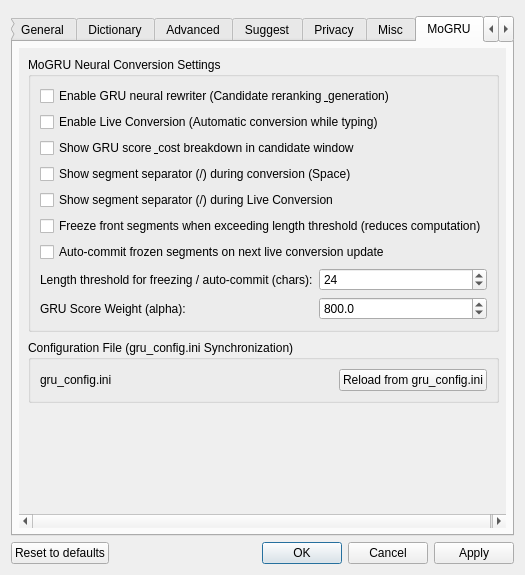
Before: the Qt Designer form src/gui/config_dialog/config_dialog.ui in lambda-haru/MoGRU, drawn with Qt 5.
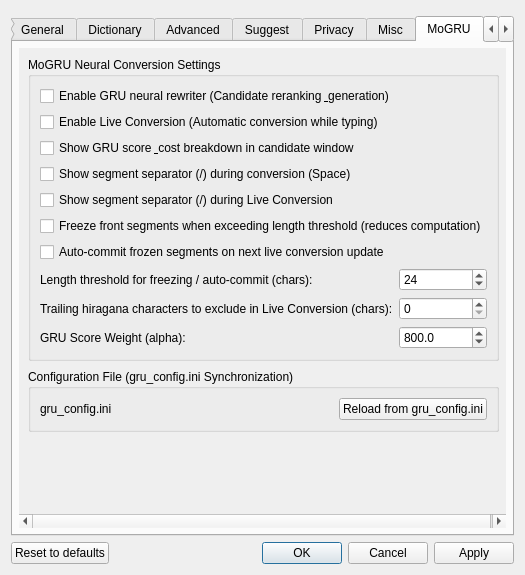
After: the same form once the commit is applied. The open tabs and pages were chosen to show the change. Custom widgets are drawn as their Qt base class.

Commit message: fix: add live conversion excluded hiragana characters setting and update UI components

What changed in the file:
```diff
--- a/src/gui/config_dialog/config_dialog.ui
+++ b/src/gui/config_dialog/config_dialog.ui
@@ -1829,13 +1829,33 @@
                  </widget>
                 </item>
                 <item row="8" column="0">
+                 <widget class="QLabel" name="liveConversionExcludedHiraganaCharactersLabel">
+                  <property name="text">
+                   <string>Trailing hiragana characters to exclude in Live Conversion (chars):</string>
+                  </property>
+                 </widget>
+                </item>
+                <item row="8" column="1">
+                 <widget class="QSpinBox" name="liveConversionExcludedHiraganaCharactersSpinBox">
+                  <property name="minimum">
+                   <number>0</number>
+                  </property>
+                  <property name="maximum">
+                   <number>10</number>
+                  </property>
+                  <property name="value">
+                   <number>0</number>
+                  </property>
+                 </widget>
+                </item>
+                <item row="9" column="0">
                  <widget class="QLabel" name="gruScoreWeightLabel">
                   <property name="text">
                    <string>GRU Score Weight (alpha):</string>
                   </property>
                  </widget>
                 </item>
-                <item row="8" column="1">
+                <item row="9" column="1">
                  <widget class="QDoubleSpinBox" name="gruScoreWeightSpinBox">
                   <property name="decimals">
                    <number>1</number>
```
The commit also changes 8 other files.
